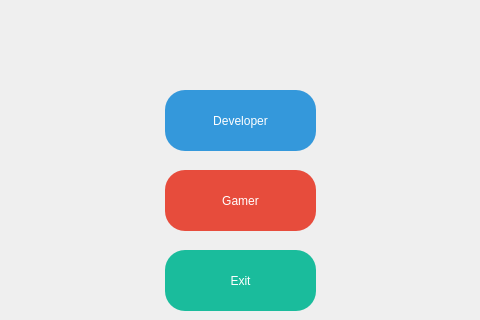
Qt form source/mainwindow.ui (Chawotto/BSUIR--3) before a commit; both pictures show x 185 to 665 and y 150 to 470 of the 851 by 551 pixel window.
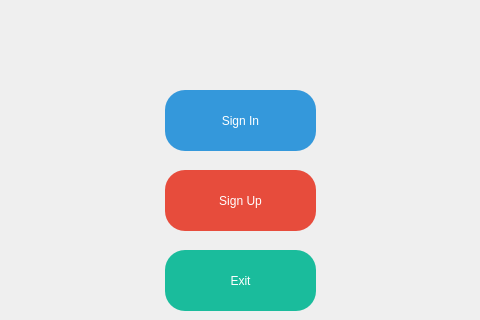
The same form after that commit. Icons and pictures are not drawn.

What changed in the file:
```diff
--- a/source/mainwindow.ui
+++ b/source/mainwindow.ui
@@ -48,7 +48,7 @@
      </string>
     </property>
     <property name="text">
-     <string>Developer</string>
+     <string>Sign In</string>
     </property>
    </widget>
    <widget class="QPushButton" name="gamerButton">
@@ -74,7 +74,7 @@
      </string>
     </property>
     <property name="text">
-     <string>Gamer</string>
+     <string>Sign Up</string>
     </property>
    </widget>
    <widget class="QPushButton" name="exitButton">
```
Left out of the diff: 6 changed lines with no effect on the pictures.
